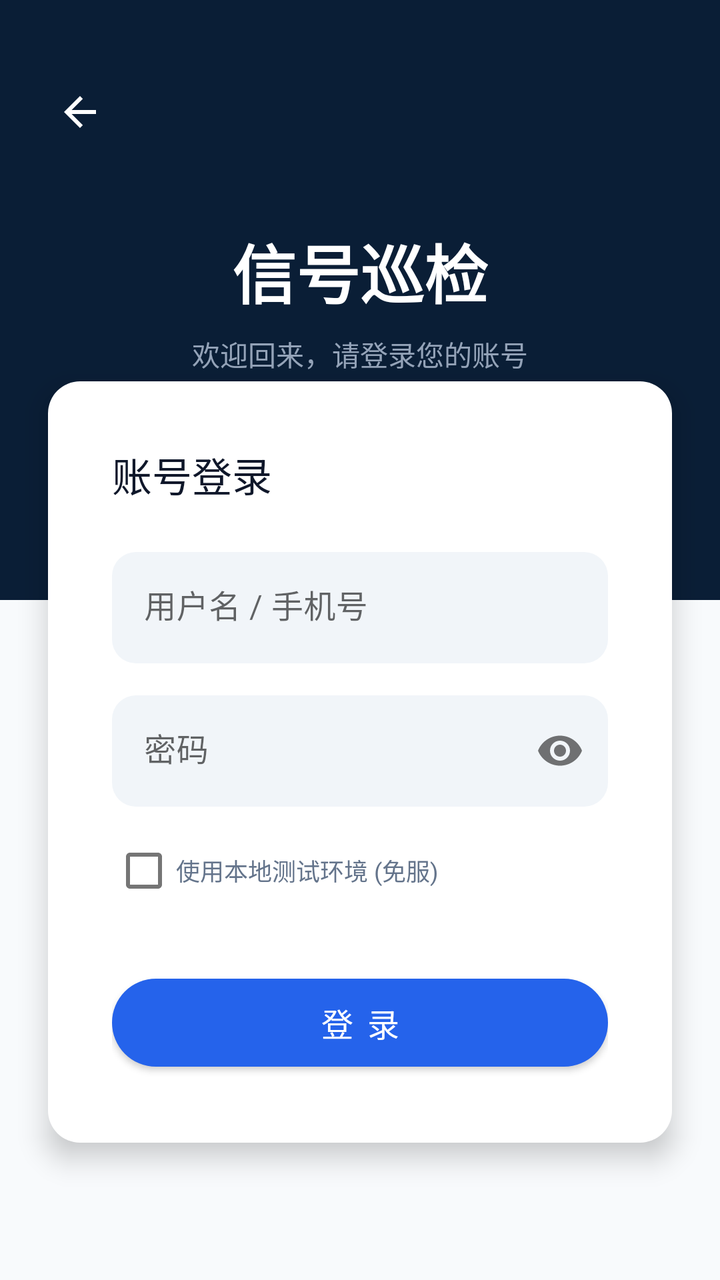
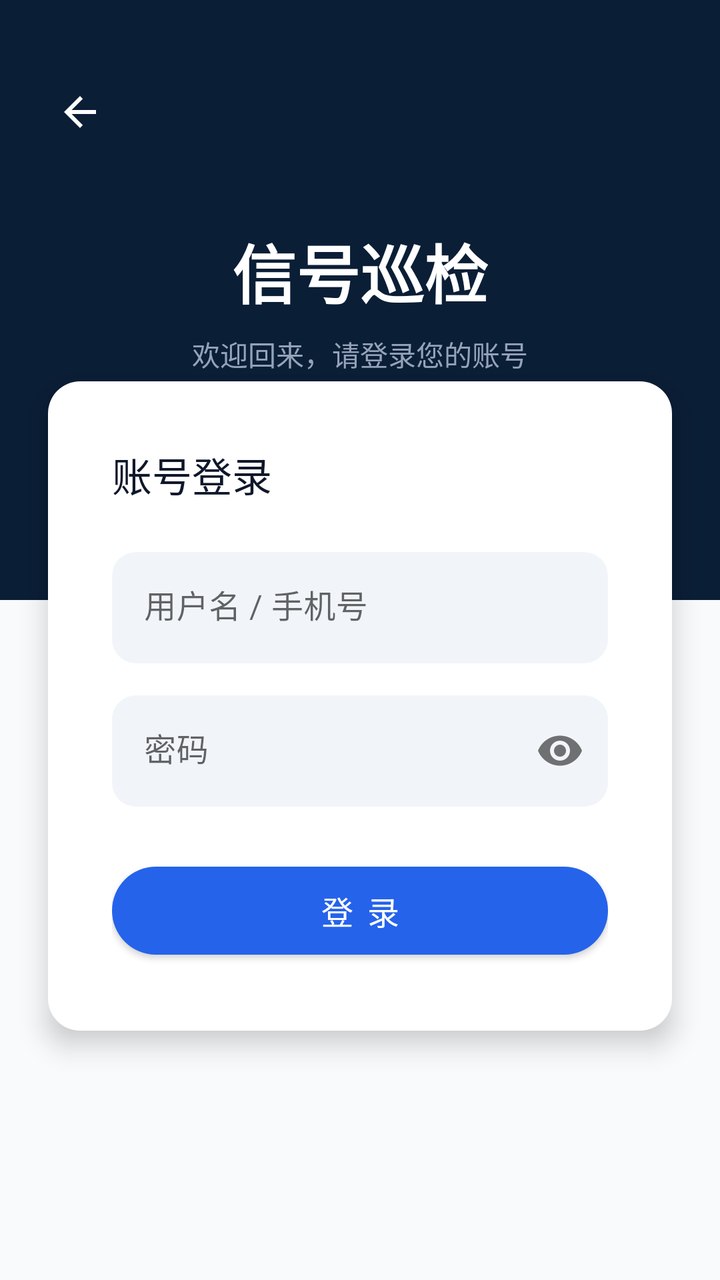

Two renders of the same Android screen: before a commit and after it. Below are the layout's source before the change and the commit's diff.
<!-- AndroidManifest.xml: activity theme Theme.Signal_dectect -->
<!-- res/layout/activity_login.xml -->
<?xml version="1.0" encoding="utf-8"?>
<androidx.constraintlayout.widget.ConstraintLayout xmlns:android="http://schemas.android.com/apk/res/android"
    xmlns:app="http://schemas.android.com/apk/res-auto"
    android:layout_width="match_parent"
    android:layout_height="match_parent"
    android:background="#F8FAFC">

    
    <View
        android:id="@+id/header_background"
        android:layout_width="0dp"
        android:layout_height="300dp"
        android:background="#0A1E36"
        app:layout_constraintTop_toTopOf="parent"
        app:layout_constraintStart_toStartOf="parent"
        app:layout_constraintEnd_toEndOf="parent" />

    <ImageView
        android:id="@+id/iv_back"
        android:layout_width="48dp"
        android:layout_height="48dp"
        android:layout_marginTop="32dp"
        android:layout_marginStart="16dp"
        android:padding="12dp"
        android:src="@drawable/ic_back"
        app:tint="#FFFFFF"
        android:background="?attr/selectableItemBackgroundBorderless"
        android:clickable="true"
        android:focusable="true"
        app:layout_constraintTop_toTopOf="parent"
        app:layout_constraintStart_toStartOf="parent" />

    <TextView
        android:id="@+id/tv_app_name"
        android:layout_width="wrap_content"
        android:layout_height="wrap_content"
        android:layout_marginTop="32dp"
        android:text="信号巡检"
        android:textColor="#FFFFFF"
        android:textSize="32sp"
        android:fontFamily="sans-serif-black"
        app:layout_constraintTop_toBottomOf="@id/iv_back"
        app:layout_constraintStart_toStartOf="parent"
        app:layout_constraintEnd_toEndOf="parent" />

    <TextView
        android:layout_width="wrap_content"
        android:layout_height="wrap_content"
        android:layout_marginTop="8dp"
        android:text="欢迎回来，请登录您的账号"
        android:textColor="#94A3B8"
        android:textSize="14sp"
        app:layout_constraintTop_toBottomOf="@id/tv_app_name"
        app:layout_constraintStart_toStartOf="parent"
        app:layout_constraintEnd_toEndOf="parent" />

    
    <LinearLayout
        android:layout_width="0dp"
        android:layout_height="wrap_content"
        android:layout_marginHorizontal="24dp"
        android:layout_marginTop="32dp"
        android:background="@drawable/bg_card_rounded"
        android:backgroundTint="#FFFFFF"
        android:elevation="8dp"
        android:orientation="vertical"
        android:padding="32dp"
        app:layout_constraintTop_toBottomOf="@id/tv_app_name"
        app:layout_constraintStart_toStartOf="parent"
        app:layout_constraintEnd_toEndOf="parent">

        <TextView
            android:layout_width="wrap_content"
            android:layout_height="wrap_content"
            android:text="账号登录"
            android:textColor="#0F172A"
            android:textSize="20sp"
            android:fontFamily="sans-serif-bold"
            android:layout_marginBottom="24dp" />

        <com.google.android.material.textfield.TextInputLayout
            android:layout_width="match_parent"
            android:layout_height="wrap_content"
            android:hint="用户名 / 手机号"
            app:boxBackgroundColor="#F1F5F9"
            app:boxCornerRadiusTopStart="12dp"
            app:boxCornerRadiusTopEnd="12dp"
            app:boxCornerRadiusBottomStart="12dp"
            app:boxCornerRadiusBottomEnd="12dp"
            app:boxStrokeWidth="0dp"
            app:boxStrokeWidthFocused="0dp">

            <com.google.android.material.textfield.TextInputEditText
                android:id="@+id/et_username"
                android:layout_width="match_parent"
                android:layout_height="wrap_content"
                android:inputType="text"
                android:textColor="#0F172A" />
        </com.google.android.material.textfield.TextInputLayout>

        <com.google.android.material.textfield.TextInputLayout
            android:layout_width="match_parent"
            android:layout_height="wrap_content"
            android:layout_marginTop="16dp"
            android:hint="密码"
            app:endIconMode="password_toggle"
            app:boxBackgroundColor="#F1F5F9"
            app:boxCornerRadiusTopStart="12dp"
            app:boxCornerRadiusTopEnd="12dp"
            app:boxCornerRadiusBottomStart="12dp"
            app:boxCornerRadiusBottomEnd="12dp"
            app:boxStrokeWidth="0dp"
            app:boxStrokeWidthFocused="0dp">

            <com.google.android.material.textfield.TextInputEditText
                android:id="@+id/et_password"
                android:layout_width="match_parent"
                android:layout_height="wrap_content"
                android:inputType="textPassword"
                android:textColor="#0F172A" />
        </com.google.android.material.textfield.TextInputLayout>
        
        
        <CheckBox
            android:id="@+id/cb_test_mode"
            android:layout_width="wrap_content"
            android:layout_height="wrap_content"
            android:layout_marginTop="8dp"
            android:text="使用本地测试环境 (免服)"
            android:textColor="#64748B"
            android:textSize="12sp"
            android:checked="false" />

        <com.google.android.material.button.MaterialButton
            android:id="@+id/btn_login"
            android:layout_width="match_parent"
            android:layout_height="56dp"
            android:layout_marginTop="24dp"
            android:text="登 录"
            android:textSize="16sp"
            android:fontFamily="sans-serif-bold"
            app:backgroundTint="#2563EB"
            app:cornerRadius="28dp" />

        <ProgressBar
            android:id="@+id/progress_bar"
            android:layout_width="wrap_content"
            android:layout_height="wrap_content"
            android:layout_gravity="center"
            android:layout_marginTop="16dp"
            android:visibility="gone" />

    </LinearLayout>

</androidx.constraintlayout.widget.ConstraintLayout>
<!-- resources referenced by this layout -->
<resources>
  <!-- drawable bg_card_rounded (drawable) -->
  <?xml version="1.0" encoding="utf-8"?>
  <shape xmlns:android="http://schemas.android.com/apk/res/android">
      <solid android:color="#FFFFFF" />
      <corners android:radius="16dp" />
  </shape>
  <!-- drawable ic_back (drawable) -->
  <vector xmlns:android="http://schemas.android.com/apk/res/android"
      android:width="24dp"
      android:height="24dp"
      android:viewportWidth="24"
      android:viewportHeight="24">
    <path
        android:fillColor="#000000"
        android:pathData="M20,11H7.83l5.59,-5.59L12,4l-8,8l8,8l1.41,-1.41L7.83,13H20v-2z"/>
  </vector>
  <style name="Theme.Signal_dectect" parent="Theme.MaterialComponents.DayNight.NoActionBar">
          
          <item name="colorPrimary">@color/primary</item>
          <item name="colorPrimaryVariant">@color/primary_variant</item>
          <item name="colorOnPrimary">@color/on_primary</item>
          
          
          <item name="colorSecondary">@color/secondary</item>
          <item name="colorSecondaryVariant">@color/secondary_variant</item>
          <item name="colorOnSecondary">@color/on_secondary</item>
          
          
          <item name="android:windowBackground">@color/background</item>
          <item name="colorSurface">@color/surface</item>
          
          
          <item name="android:statusBarColor">@color/background</item>
          <item name="android:windowLightStatusBar">true</item>
          
          
      </style>
  <color name="primary">#2563EB</color>
  <color name="primary_variant">#1D4ED8</color>
  <color name="on_primary">#FFFFFF</color>
  <color name="secondary">#0EA5E9</color>
  <color name="secondary_variant">#0284C7</color>
  <color name="on_secondary">#FFFFFF</color>
  <color name="background">#F8FAFC</color>
  <color name="surface">#FFFFFF</color>
</resources>

<!-- the commit's change to res/layout/activity_login.xml (unified diff, before → after) -->
@@ -120,17 +120,6 @@
                 android:textColor="#0F172A" />
         </com.google.android.material.textfield.TextInputLayout>
         
-        
-        <CheckBox
-            android:id="@+id/cb_test_mode"
-            android:layout_width="wrap_content"
-            android:layout_height="wrap_content"
-            android:layout_marginTop="8dp"
-            android:text="使用本地测试环境 (免服)"
-            android:textColor="#64748B"
-            android:textSize="12sp"
-            android:checked="false" />
-
         <com.google.android.material.button.MaterialButton
             android:id="@+id/btn_login"
             android:layout_width="match_parent"
